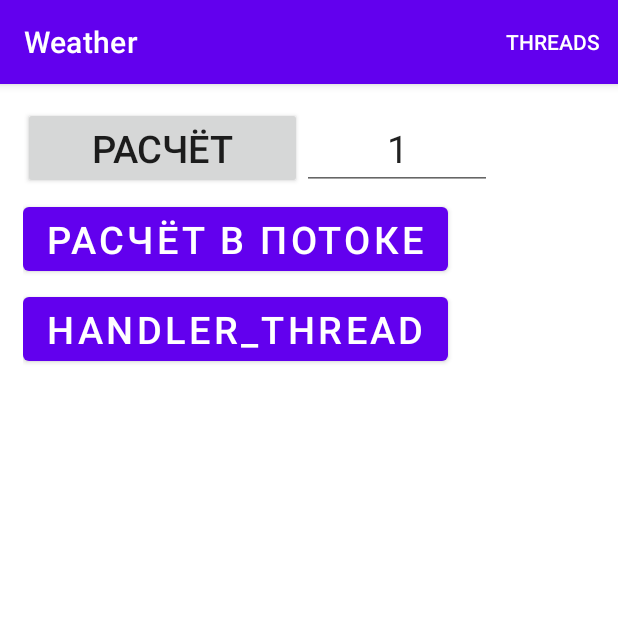
After one commit to vkhanaev/weather, an Android app: the fragment ThreadsFragment placed in its activity, on a phone screen of 412 x 824 dp, the top half of it. The commit adds this screen. Run offline under Robolectric (Android 15) with nearby library versions, the phone set to English and light mode, and no system bars.

Commit message:
добавлено меню и фрагмент для тестирования приложения в разных потоках

```diff
--- a/app/build.gradle
+++ b/app/build.gradle
@@ -59,6 +59,7 @@ dependencies {
     //ViewModel + LiveData
     implementation 'androidx.lifecycle:lifecycle-viewmodel-ktx:2.5.0'
     implementation 'androidx.lifecycle:lifecycle-livedata-ktx:2.5.0'
+    implementation 'androidx.legacy:legacy-support-v4:1.0.0'
 
     androidTestImplementation 'androidx.test.ext:junit:1.1.3'
     androidTestImplementation 'androidx.test.espresso:espresso-core:3.4.0'
--- /dev/null
+++ b/app/src/main/java/com/example/weather/ThreadsFragment.kt
@@ -0,0 +1,103 @@
+package com.example.weather
+
+import android.os.Build
+import android.os.Bundle
+import android.os.Handler
+import android.os.HandlerThread
+import androidx.fragment.app.Fragment
+import android.view.LayoutInflater
+import android.view.View
+import android.view.ViewGroup
+import androidx.annotation.RequiresApi
+import androidx.appcompat.widget.AppCompatTextView
+import com.example.weather.databinding.FragmentThreadsBinding
+import kotlinx.android.synthetic.main.fragment_threads.*
+import java.util.*
+import java.util.concurrent.TimeUnit
+
+
+class ThreadsFragment : Fragment() {
+    private var counterThread = 0
+
+    private var _binding: FragmentThreadsBinding? = null
+    private val binding get() = _binding!!
+    override fun onCreateView(
+        inflater: LayoutInflater, container: ViewGroup?,
+        savedInstanceState: Bundle?
+
+
+    ): View {
+        _binding = FragmentThreadsBinding.inflate(inflater, container, false)
+        return binding.root
+    }
+    @RequiresApi(Build.VERSION_CODES.N)
+    override fun onViewCreated(view: View, savedInstanceState: Bundle?) {
+        super.onViewCreated(view, savedInstanceState)
+
+        val handlerThread = HandlerThread(getString(R.string.my_handler_thread))
+        handlerThread.start()
+        val handler = Handler(handlerThread.looper)
+        calcThreadHandler.setOnClickListener {
+            mainContainer.addView(AppCompatTextView(it.context).apply {
+                text = String.format(
+                    getString(R.string.calculate_in_thread),
+                    handlerThread.name
+                )
+                textSize = resources.getDimension(R.dimen.main_container_text_size)
+            })
+            handler.post {
+                startCalculations(binding.editText.text.toString().toInt())
+                mainContainer.post {
+                    mainContainer.addView(AppCompatTextView(it.context).apply {
+                        text = String.format(
+                            getString(R.string.in_thread),
+                            Thread.currentThread().name
+                        )
+                        textSize =
+                            resources.getDimension(R.dimen.main_container_text_size)
+                    })
+                }
+            }
+        }
+
+
+        binding.button.setOnClickListener {
+            binding.textView.text =
+                startCalculations(binding.editText.text.toString().toInt())
+            binding.mainContainer.addView(AppCompatTextView(it.context).apply {
+                text = getString(R.string.in_main_thread)
+                textSize =
+                    resources.getDimension(R.dimen.main_container_text_size)
+            })
+        }
+
+        binding.calcThreadBtn.setOnClickListener {
+            Thread {
+                counterThread++
+                val calculatedText = startCalculations(editText.text.toString().toInt())
+                activity?.runOnUiThread {
+                    binding.textView.text = calculatedText
+                    binding.mainContainer.addView(AppCompatTextView(it.context).apply {
+                        text = String.format(getString(R.string.from_thread), counterThread)
+                        textSize = resources.getDimension(R.dimen.main_container_text_size)
+                    })
+                }
+            }.start()
+        }
+
+    }
+    private fun startCalculations(seconds: Int): String {
+        val date = Date()
+        var diffInSec: Long
+        do {
+            val currentDate = Date()
+            val diffInMs: Long = currentDate.time - date.time
+            diffInSec = TimeUnit.MILLISECONDS.toSeconds(diffInMs)
+        } while (diffInSec < seconds)
+        return diffInSec.toString()
+    }
+    companion object {
+        fun newInstance() = ThreadsFragment()
+    }
+
+}
--- /dev/null
+++ b/app/src/main/res/layout/fragment_threads.xml
@@ -0,0 +1,59 @@
+<?xml version="1.0" encoding="utf-8"?>
+<ScrollView xmlns:android="http://schemas.android.com/apk/res/android"
+    android:layout_width="match_parent"
+    android:layout_height="match_parent"
+    xmlns:tools="http://schemas.android.com/tools"
+    android:background="@color/fragmentBackground">
+    <LinearLayout
+        android:id="@+id/mainContainer"
+        android:layout_width="match_parent"
+        android:layout_height="wrap_content"
+        android:orientation="vertical"
+        android:padding="@dimen/margin_15_dp">
+        <LinearLayout
+            android:layout_width="match_parent"
+            android:layout_height="wrap_content"
+            android:orientation="horizontal">
+            <androidx.appcompat.widget.AppCompatButton
+                android:id="@+id/button"
+                android:layout_width="wrap_content"
+                android:layout_height="wrap_content"
+                android:layout_weight="1"
+                android:text="@string/calculate"
+                android:textSize="@dimen/feels_like_text_size" />
+            <androidx.appcompat.widget.AppCompatEditText
+                android:id="@+id/editText"
+                android:layout_width="wrap_content"
+                android:layout_height="wrap_content"
+                android:layout_weight="1"
+                android:ems="2"
+                android:gravity="center_horizontal"
+                android:inputType="number"
+                android:text="@string/default_number"
+                android:textSize="@dimen/feels_like_text_size" />
+            <androidx.appcompat.widget.AppCompatTextView
+                android:id="@+id/textView"
+                android:layout_width="wrap_content"
+                android:layout_height="wrap_content"
+                android:layout_weight="1"
+                android:gravity="center_horizontal"
+                tools:text="0"
+                android:textSize="@dimen/feels_like_text_size" />
+        </LinearLayout>
+        <Button
+            android:id="@+id/calcThreadBtn"
+            android:layout_width="wrap_content"
+            android:layout_height="wrap_content"
+            android:layout_marginTop="@dimen/margin_5_dp"
+            android:text="@string/calc_in_thread"
+            android:textSize="@dimen/feels_like_text_size" />
+        <Button
+            android:id="@+id/calcThreadHandler"
+            android:layout_width="wrap_content"
+            android:layout_height="wrap_content"
+            android:layout_marginTop="@dimen/margin_5_dp"
+            android:text="@string/handler_thread"
+            android:textSize="@dimen/feels_like_text_size" />
+
+    </LinearLayout>
+</ScrollView>
--- a/app/src/main/res/layout/main_activity.xml
+++ b/app/src/main/res/layout/main_activity.xml
@@ -1,4 +1,6 @@
 <?xml version="1.0" encoding="utf-8"?>
+
+
 
 <FrameLayout xmlns:android="http://schemas.android.com/apk/res/android"
     xmlns:tools="http://schemas.android.com/tools"
--- /dev/null
+++ b/app/src/main/res/menu/main_screen_menu.xml
@@ -0,0 +1,8 @@
+<?xml version="1.0" encoding="utf-8"?>
+<menu xmlns:android="http://schemas.android.com/apk/res/android"
+    xmlns:app="http://schemas.android.com/apk/res-auto">
+    <item
+        android:id="@+id/menu_threads"
+        android:title="@string/threads"
+        app:showAsAction="always" />
+</menu>
--- a/app/src/main/res/values/dimens.xml
+++ b/app/src/main/res/values/dimens.xml
@@ -3,7 +3,7 @@
     <dimen name="city_name_margin_top">50dp</dimen>
     <dimen name="margin_15_dp">15dp</dimen>
     <dimen name="temperature_value_text_size">40sp</dimen>
-    <dimen name="feels_like_text_size">30sp</dimen>
+    <dimen name="feels_like_text_size">25sp</dimen>
     <dimen name="fab_icon_size">56dp</dimen>
     <dimen name="fab_margin">15dp</dimen>
     <dimen name="recycler_item_padding">10dp</dimen>
@@ -12,4 +12,6 @@
     <dimen name="recycler_item_line_margin_end">20dp</dimen>
     <dimen name="city_name_text_size">35sp</dimen>
     <dimen name="margin_5_dp">5dp</dimen>
+
+    <dimen name="main_container_text_size">10sp</dimen>
 </resources>
--- a/app/src/main/res/values/strings.xml
+++ b/app/src/main/res/values/strings.xml
@@ -7,4 +7,19 @@
     <string name="error">Ошибка</string>
     <!-- TODO: Remove or change this placeholder text -->
     <string name="hello_blank_fragment">Hello blank fragment</string>
+
+    <string name="threads">Threads</string>
+    <string name="in_main_thread">В главном потоке</string>
+    <string name="from_thread">Из потока %d</string>
+    <string name="in_thread">Выводим в потоке %s</string>
+    <string name="calculate_in_thread">Считаем в потоке %s</string>
+    <string name="my_handler_thread">My_Handler_Thread</string>
+    <string name="hello_from_thread_fragment">Hello from ThreadsFragment</string>
+    <string name="calculate">Расчёт</string>
+    <string name="default_number">1</string>
+    <string name="calc_in_thread">Расчёт в потоке</string>
+    <string name="handler_thread">Handler_Thread</string>
+    <string name="service">Service</string>
+    <string name="service_broadcast">Service + Broadcast</string>
+
 </resources>
```
Also changed, not shown: app/src/main/java/com/example/weather/MainActivity.kt (+23 -0 lines), app/src/main/java/com/example/weather/experiments/MyThread.kt (added, +10 -0 lines).
